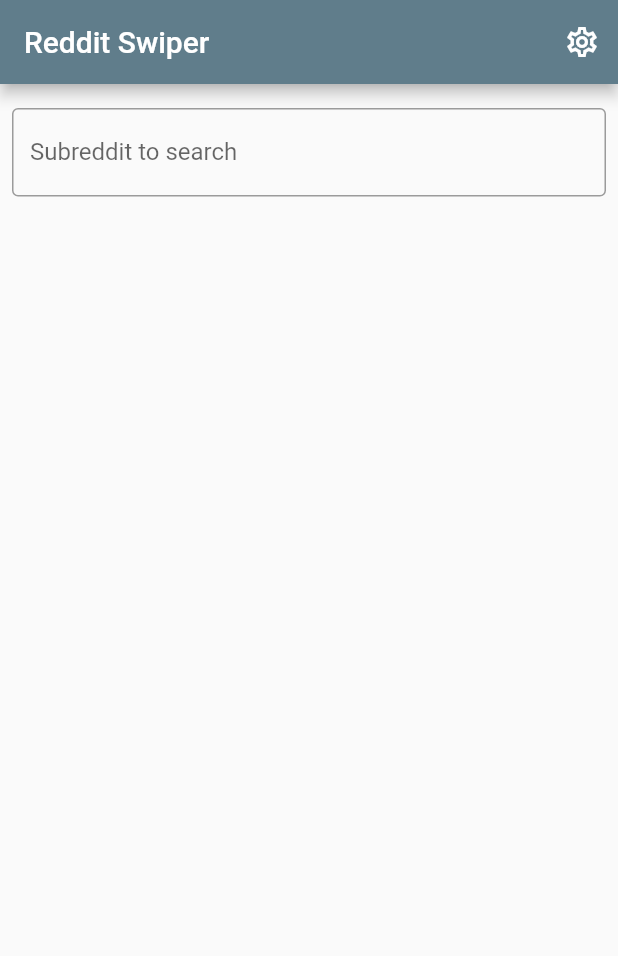
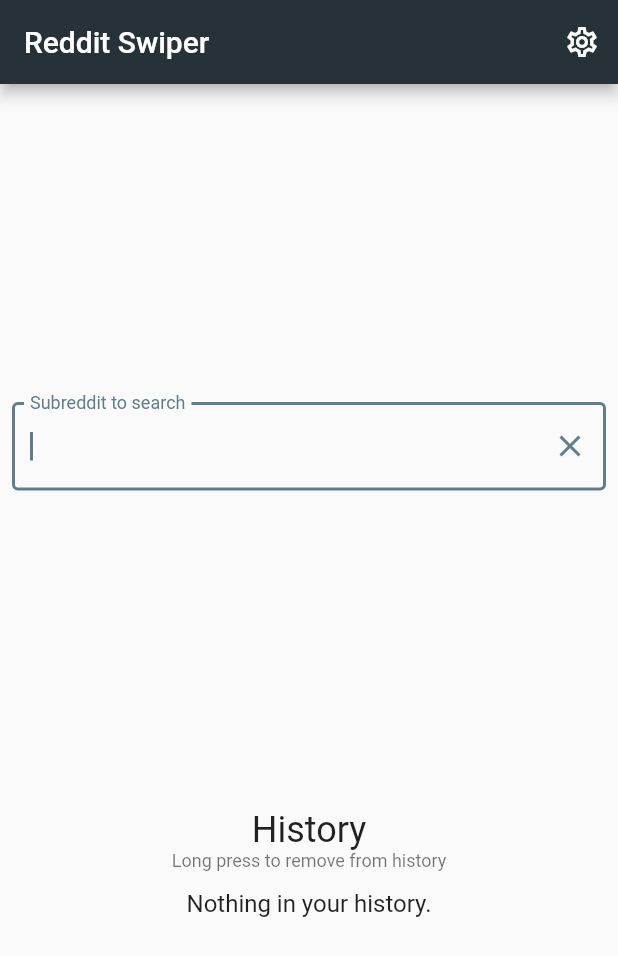
Before and after one commit to messerli90/reddit_swiper, a Flutter app: the screen it shows after launch, on a phone screen of 412 x 824 dp. Shown: the top 956 px of the screen. Run offline on Flutter 3.47's test engine with Material 2 defaults, Android fonts, the phone set to English and light mode, and no system bars; our stand-ins replace cached_network_image, flutter_swiper, photo_view, shared_preferences.

Commit message:
update history styles

```diff
--- a/lib/main.dart
+++ b/lib/main.dart
@@ -13,6 +13,11 @@ class MyApp extends StatelessWidget {
         debugShowCheckedModeBanner: false,
         title: 'Reddit Images',
         theme: ThemeData(
+          appBarTheme: AppBarTheme(
+            color: Colors.blueGrey[900],
+            brightness: Brightness.dark,
+          ),
+          accentColor: Colors.blueAccent,
           primarySwatch: Colors.blueGrey,
           visualDensity: VisualDensity.adaptivePlatformDensity,
         ),
--- a/lib/widgets/search_screen.dart
+++ b/lib/widgets/search_screen.dart
@@ -1,5 +1,3 @@
-import 'dart:io';
-
 import 'package:flutter/material.dart';
 import 'package:reddit_pics/widgets/result_screen.dart';
 import 'package:shared_preferences/shared_preferences.dart';
@@ -12,6 +10,17 @@ class SearchScreen extends StatefulWidget {
 class _SearchScreenState extends State<SearchScreen> {
   TextEditingController _searchFieldController;
   List<String> history = [];
+
+  @override
+  void initState() {
+    super.initState();
+    _searchFieldController = TextEditingController();
+  }
+
+  @override
+  void dispose() {
+    super.dispose();
+  }
 
   Future<List<String>> _fetchHistory() async {
     final prefs = await SharedPreferences.getInstance();
@@ -43,49 +52,63 @@ class _SearchScreenState extends State<SearchScreen> {
     });
   }
 
+  Widget _historyButton(String item) => FlatButton(
+        color: Colors.red[600],
+        textColor: Colors.white,
+        onPressed: () => _searchFieldSubmitted(item),
+        onLongPress: () => _removeFromHistory(item),
+        child: Text(item),
+      );
+
   Widget _getHistoryWidgets() {
     return FutureBuilder(
       future: _fetchHistory(),
       builder: (context, snapshot) {
-        if (snapshot.hasData) {
+        if (snapshot.hasData && snapshot.data.length > 0) {
           List<Widget> _buttons = new List<Widget>();
           for (var i = 0; i < snapshot.data.length; i++) {
             _buttons.add(
-              Padding(
-                padding: const EdgeInsets.all(8.0),
-                child: new FlatButton(
-                  color: Colors.red[600],
-                  textColor: Colors.white,
-                  onPressed: () => print('pressed ${snapshot.data[i]}'),
-                  onLongPress: () => _removeFromHistory(snapshot.data[i]),
-                  child: Text(snapshot.data[i]),
-                ),
-              ),
+              _historyButton(snapshot.data[i]),
             );
           }
-          // snapshot.data
           return Wrap(
+            crossAxisAlignment: WrapCrossAlignment.center,
+            alignment: WrapAlignment.spaceAround,
+            spacing: 8.0,
             children: _buttons,
           );
         }
-        return Text('');
+        return Text(
+          'Nothing in your history.',
+          style: Theme.of(context).textTheme.subtitle1,
+        );
       },
     );
   }
 
-  @override
-  void initState() {
-    super.initState();
-    _searchFieldController = TextEditingController();
-  }
-
-  @override
-  void dispose() {
-    super.dispose();
-  }
+  Widget _historySection() => Column(
+        children: [
+          Padding(
+            padding: const EdgeInsets.only(top: 8.0),
+            child: Text(
+              'History',
+              style: Theme.of(context).textTheme.headline5,
+            ),
+          ),
+          Padding(
+            padding: const EdgeInsets.only(bottom: 12.0),
+            child: Text(
+              'Long press to remove from history',
+              style: Theme.of(context).textTheme.caption,
+            ),
+          ),
+          _getHistoryWidgets(),
+        ],
+      );
 
   void _searchFieldSubmitted(String value) async {
     _updateHistory(value);
+    _searchFieldController.clear();
     Navigator.push(
       context,
       MaterialPageRoute(
@@ -97,11 +120,17 @@ class _SearchScreenState extends State<SearchScreen> {
   }
 
   Widget _searchField() => TextField(
+        autofocus: true,
         controller: _searchFieldController,
         onSubmitted: _searchFieldSubmitted,
+        // textInputAction: TextInputAction.go,
         decoration: InputDecoration(
           border: OutlineInputBorder(),
           labelText: 'Subreddit to search',
+          suffixIcon: IconButton(
+            onPressed: () => _searchFieldController.clear(),
+            icon: Icon(Icons.clear),
+          ),
         ),
       );
 
@@ -120,13 +149,8 @@ class _SearchScreenState extends State<SearchScreen> {
       body: Padding(
         padding: const EdgeInsets.all(8.0),
         child: Column(
-          children: [
-            Padding(
-              padding: const EdgeInsets.only(top: 8.0),
-              child: _searchField(),
-            ),
-            _getHistoryWidgets(),
-          ],
+          mainAxisAlignment: MainAxisAlignment.spaceEvenly,
+          children: [_searchField(), _historySection()],
         ),
       ),
     );
```
